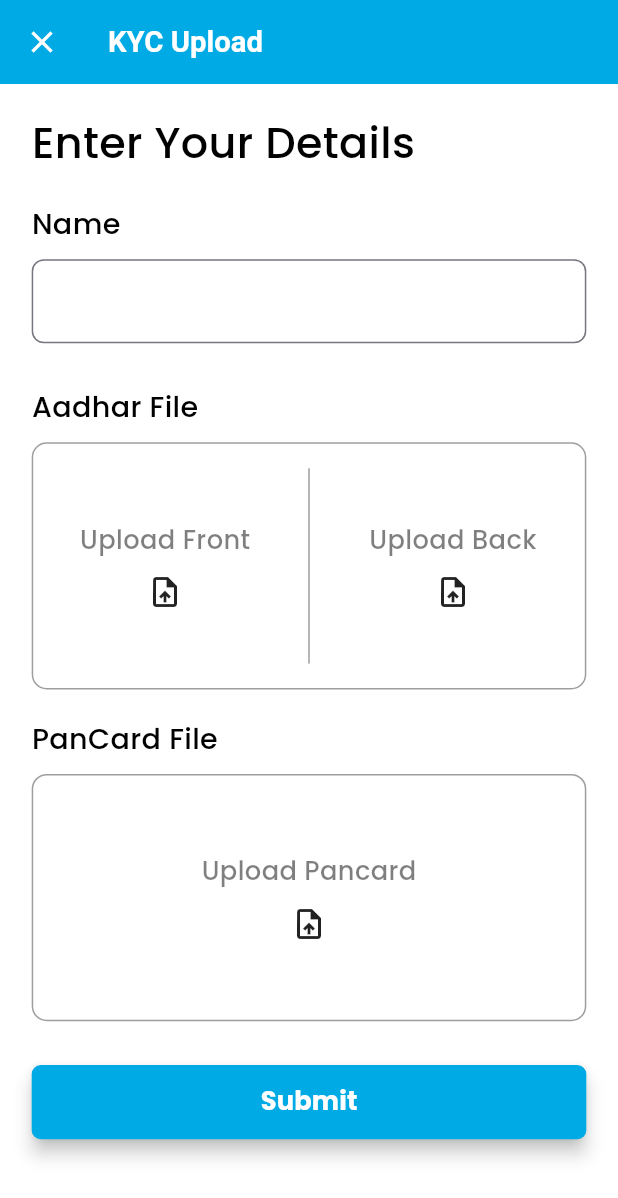
After one commit to pawanlayisfpl/srinivasa_crm_andriod, a Flutter app: the KycUploadScreen screen opened directly, on a phone screen of 412 x 824 dp. The commit adds this screen. Shown: the top 1198 px of the screen. Run offline on Flutter 3.47's test engine with Material 3 defaults, Android fonts, the phone set to English and light mode, and no system bars; our stand-ins replace bloc, connectivity_plus, dartz, dio, dropdown_search, file_picker and 25 more; missing offline and left inert: alphabet_scroll_view, flutter_polyline_points; accounts and stored records are empty; network calls fail; project files that could hold a hidden picture were left out.

Commit message:
kyc_upload_ui_done

```diff
--- a/lib/main.dart
+++ b/lib/main.dart
@@ -9,6 +9,7 @@ import 'package:srinivasa_crm_new/src/features/Customer/presentations/Checkin/cu
 import 'package:srinivasa_crm_new/src/features/Customer/presentations/Customer%20Create/presentation/cubit/customer_create_cubit.dart';
 import 'package:srinivasa_crm_new/src/features/Customer/presentations/Customer%20Full%20Details/cubit/customer_full_details_cubit.dart';
 import 'package:srinivasa_crm_new/src/features/Customer/presentations/Customer%20Search/presentation/cubit/search_customer_cubit.dart';
+import 'package:srinivasa_crm_new/src/features/Kyc/presentation/Kyc%20Upload/cubit/kyc_upload_cubit.dart';
 import 'package:srinivasa_crm_new/src/features/Kyc/presentation/cubit/kyc_cubit.dart';
 import 'package:srinivasa_crm_new/src/features/Monthly%20Plan/presentation/Create%20Monthly%20Plan/cubit/create_monthly_plan_cubit.dart';
 import 'package:srinivasa_crm_new/src/features/Monthly%20Plan/presentation/Monthly%20Plan%20PendingRequests/cubit/monthly_plan_pending_cubit.dart';
@@ -55,6 +56,7 @@ class MyApp extends StatelessWidget {
         BlocProvider(create: (_) => locator.get<UpdateMonthlyPlanCubit>()),
         BlocProvider(create: (_) => locator.get<CustomerCreateCubit>()),
         BlocProvider(create: (_) => locator.get<KycCubit>()),
+        BlocProvider(create: (_) => locator.get<KycUploadCubit>()),
       ],
       child: MaterialApp(
         navigatorKey: AppKeys.globalNavigatorKey,
--- a/lib/src/core/model/network exception/network_exception.dart
+++ b/lib/src/core/model/network exception/network_exception.dart
@@ -90,7 +90,7 @@ if (error.response?.statusCode == 401) {
         networkExceptions = const NetworkExceptions.sendTimeout();
         break;
       case DioExceptionType.badResponse:
-        networkExceptions =  NetworkExceptions.defaultError(error);
+        networkExceptions =  const NetworkExceptions.badRequest();
         break;
       case DioExceptionType.unknown:
         if (error.response?.statusCode == 401) {
--- a/lib/src/core/network/dio_client.dart
+++ b/lib/src/core/network/dio_client.dart
@@ -61,7 +61,7 @@ class DioClient {
       );
 
       return response;
-    } catch (e) {
+    } on DioException {
       rethrow;
     }
   }
--- a/lib/src/features/Customer/presentations/Customer Create/presentation/cubit/customer_create_cubit.dart
+++ b/lib/src/features/Customer/presentations/Customer Create/presentation/cubit/customer_create_cubit.dart
@@ -400,7 +400,7 @@ class CustomerCreateCubit extends Cubit<CustomerCreateState> {
 
 
     if(state.selectedDivisionModel != null && title != null &&  customerName.isNotEmpty  && phone.isNotEmpty && contactPerson.isNotEmpty && mobile.isNotEmpty && email.isNotEmpty && customerType != null &&  zone != null && assginedTo != null && country != null && stateModel != null && distirctModel != null && mandal.isNotEmpty && selectedCityValue != null && selectedLocalityValue != null && address.isNotEmpty && pincode.isNotEmpty ) {
-      CustomerCreatePostModel createPostModel = CustomerCreatePostModel(customerName: customerName, customerPhone: phone, title: title, contactPerson: contactPerson, mobile: mobile, email: email, additionalPhone: addationalPhone, primarySourceId: primarySource!.sourceId.toString(), zoneId: zone.zoneId ?? "0", customerType: customerType.toString() == "Commercial" ? true : false , creditLimit: creditLimit.toString(), addressLine2: addressLineTwo, mandal: mandal, districtId: distirctModel.districtId ?? "0", assignTo: assginedTo.id.toString(), divisionId: divisionModle!.divisionId.toString(), countryId: country.countryId.toString(), stateId: stateModel.stateId, cityId: selectedCityValue.cityId.toString(), localityId: selectedLocalityValue.localityId.toString(), address: address, pincode: pincode);
+      CustomerCreatePostModel createPostModel = CustomerCreatePostModel(customerName: customerName, customerPhone: phone, title: title.toLowerCase(), contactPerson: contactPerson, mobile: mobile, email: email, additionalPhone: addationalPhone, primarySourceId: primarySource!.sourceId.toString(), zoneId: zone.zoneId ?? "0", customerType: customerType.toString() == "Commercial" ? true : false , creditLimit: creditLimit.toString(), addressLine2: addressLineTwo, mandal: mandal, districtId: distirctModel.districtId ?? "0", assignTo: assginedTo.id.toString(), divisionId: divisionModle!.divisionId.toString(), countryId: country.countryId.toString(), stateId: stateModel.stateId, cityId: selectedCityValue.cityId.toString(), localityId: selectedLocalityValue.localityId.toString(), address: address, pincode: pincode);
     log(createPostModel.toJson().toString());
       await Future.delayed(const Duration(seconds: 2));
      emit(state.copyWith(isSubmitting: false,isSuccess: false));
--- a/lib/src/features/Dashbaord/presentations/screens/dashboard_screen.dart
+++ b/lib/src/features/Dashbaord/presentations/screens/dashboard_screen.dart
@@ -67,7 +67,7 @@ class _DashboardScreenState extends State<DashboardScreen> {
                 // await Workmanager().cancelAll();
                 // TODO: IMPLEENTED FAKE LAT AND LONG
                 PunchoutPostModel punchoutPostModel = PunchoutPostModel(latitude: 0.0.toString(), longitude: 0.0.toString());
-                await context.read<MarkAttendanceCubit>().punchOutLogic(punchoutPostModel: punchoutPostModel);
+                await context.read<MarkAttendanceCubit>().punchOutLogic(punchoutPostModel: punchoutPostModel, isLogoutClicked: true);
 
                 Fluttertoast.showToast(msg: "All Background services stopped");
               await  localstorge.sharedPreferences.clear();
--- /dev/null
+++ b/lib/src/features/Kyc/domain/model/kyc_remarks_field.dart
@@ -0,0 +1,16 @@
+import 'package:dartz/dartz.dart';
+
+import '../../../../core/model/Value Object/value_object.dart';
+import '../../../../core/model/value failure/value_failure.dart';
+class KycRemarksField extends ValueObject<String> {
+  @override
+  final Either<ValueFailure<String>, String> value;
+
+  factory KycRemarksField(String input) {
+    return KycRemarksField._(
+      Validators.validateStringNotEmpty(input),
+       );
+  }
+
+   KycRemarksField._(this.value);
+}
--- /dev/null
+++ b/lib/src/features/Kyc/presentation/Kyc Upload/cubit/kyc_upload_state.dart
@@ -0,0 +1,31 @@
+import 'package:file_picker/file_picker.dart';
+import 'package:freezed_annotation/freezed_annotation.dart';
+import 'package:srinivasa_crm_new/src/features/Kyc/domain/model/kyc_remarks_field.dart';
+
+part 'kyc_upload_state.freezed.dart';
+
+@freezed
+class KycUploadState with _$KycUploadState {
+  const factory KycUploadState({
+    required bool isLoading,
+    @Default(null) PlatformFile? adharFileFront,
+    @Default(null) PlatformFile? adharFileBack,
+    @Default(null) PlatformFile? panFile, // Already nullable, kept as is
+    required KycRemarksField remarksField,
+    @Default(false) bool isSubmitting,
+    @Default(false) bool isSuccess,
+    @Default(null) String? errorMessage,
+  }) = _KycUploadState;
+
+  factory KycUploadState.initial() => KycUploadState(
+        isLoading: false,
+        remarksField: KycRemarksField(''),
+        adharFileFront: null,
+        adharFileBack: null,
+        isSuccess : false,
+        errorMessage: null,
+
+
+        panFile: null,isSubmitting: false
+      );
+}
--- /dev/null
+++ b/lib/src/features/Kyc/presentation/Kyc Upload/screens/kyc_upload_screen.dart
@@ -0,0 +1,56 @@
+// ignore_for_file: public_member_api_docs, sort_constructors_first
+import 'package:flutter/material.dart';
+import 'package:flutter_bloc/flutter_bloc.dart';
+import 'package:srinivasa_crm_new/src/features/Kyc/presentation/Kyc%20Upload/cubit/kyc_upload_cubit.dart';
+
+import 'package:srinivasa_crm_new/src/features/Kyc/presentation/Kyc%20Upload/screens/widgets/kyc_upload_body_widget.dart';
+
+import '../../../domain/model/customer_kyu_model.dart';
+
+class KycUploadScreen extends StatefulWidget {
+    final CustomerKycModel? customerKycModel;
+
+  const KycUploadScreen({
+    Key? key,
+     this.customerKycModel,
+  }) : super(key: key);
+
+  @override
+  State<KycUploadScreen> createState() => _KycUploadScreenState();
+}
+
+class _KycUploadScreenState extends State<KycUploadScreen> {
+
+  @override
+  void initState() {
+    super.initState();
+    WidgetsBinding.instance.addPostFrameCallback( (t) async {
+      context.read<KycUploadCubit>().reset();
+    });
+  }
+  @override
+  Widget build(BuildContext context) {
+    return PopScope(
+      canPop: context.watch<KycUploadCubit>().state.isSubmitting ? false : true,
+
+      onPopInvoked: (value) async {
+
+      },
+
+      child: Scaffold(
+        appBar: AppBar(
+          leading:    IconButton(
+            icon: Icon(Icons.close),
+            onPressed: () {
+              Navigator.pop(context); // Closes the current screen
+            },
+          ),
+          title: const Text('KYC Upload'),
+        ),
+        body:  SafeArea(
+          child: KycUploadBodyWidget(customerKycModel: widget.customerKycModel,),
+        ),
+      ),
+    );
+  }
+}
--- /dev/null
+++ b/lib/src/features/Kyc/presentation/Kyc Upload/screens/widgets/kyc_upload_body_widget.dart
@@ -0,0 +1,128 @@
+// ignore_for_file: public_member_api_docs, sort_constructors_first
+import 'package:flutter/material.dart';
+import 'package:flutter_bloc/flutter_bloc.dart';
+import 'package:flutter_screenutil/flutter_screenutil.dart';
+import 'package:fluttertoast/fluttertoast.dart';
+import 'package:quickalert/quickalert.dart';
+
+import 'package:srinivasa_crm_new/src/common/common.dart';
+import 'package:srinivasa_crm_new/src/core/core.dart';
+import 'package:srinivasa_crm_new/src/features/Kyc/presentation/Kyc%20Upload/cubit/kyc_upload_cubit.dart';
+import 'package:srinivasa_crm_new/src/features/Kyc/presentation/Kyc%20Upload/screens/widgets/upload_contianer_widget.dart';
+
+import '../../../../domain/model/customer_kyu_model.dart';
+import '../../cubit/kyc_upload_state.dart';
+
+class KycUploadBodyWidget extends StatelessWidget {
+  final CustomerKycModel? customerKycModel;
+  const KycUploadBodyWidget({
+    Key? key,
+    required this.customerKycModel,
+  }) : super(key: key);
+
+  @override
+  Widget build(BuildContext context) {
+    return BlocListener<KycUploadCubit, KycUploadState>(
+      listenWhen: (previous, current) => previous.errorMessage != current.errorMessage || previous.isSubmitting != current.isSubmitting ||  previous.isSuccess != current.isSuccess,
+      listener: (context, state) {
+
+        if(state.isLoading) {
+          QuickAlert.show(context: context, type: QuickAlertType.loading, title: "Loading",barrierDismissible: false,confirmBtnColor: Colors.black);
+        }
+
+        if(state.isSubmitting) {
+          QuickAlert.show(context: context, type: QuickAlertType.loading, title: "Submitting",barrierDismissible: false,confirmBtnColor: Colors.black);
+        }
+
+        if(state.errorMessage != null) {
+          if(Navigator.canPop(context)) {
+            Navigator.pop(context);
+          }
+          QuickAlert.show(context: context, type: QuickAlertType.error, title: state.errorMessage,barrierDismissible: false,confirmBtnColor: Colors.black);
+        }
+
+
+        if(state.isSuccess) {
+          if(Navigator.canPop(context)) {
+            Navigator.pop(context);
+          }
+          if(context.mounted) {
+            Navigator.pop(context);
+          }
+          QuickAlert.show(context: context, type: QuickAlertType.success, title: "KYC Submitted Successfully",barrierDismissible: false,confirmBtnColor: Colors.black);
+        }
+
+      },
+      child: SingleChildScrollView(
+        child: Column(
+          mainAxisAlignment: MainAxisAlignment.center,
+          crossAxisAlignment: CrossAxisAlignment.start,
+          children: [
+            20.verticalSpace,
+            CommonTextWidget(
+              title: "Enter Your Details",
+              fontWeight: FontWeight.w500,
+              textSize: 30.sp,
+            ),
+            20.verticalSpace,
+            CommonTextWidget(
+              title: "Name",
+              fontWeight: FontWeight.w500,
+              textSize: 20.sp,
+            ),
+            10.verticalSpace,
+            CommonTextfield(
+              textEditingController: TextEditingController(text: customerKycModel?.customerName),
+              onChanged: (v) => {},
+              validator: (v) => {},
+              labelText: "",
+              hintText: "",
+              autovalidateMode: AutovalidateMode.disabled,
+              readOnly: true,
+            ),
+            30.verticalSpace,
+            // ADHAR CARD FILE
+            CommonTextWidget(
+              title: "Aadhar File",
+              fontWeight: FontWeight.w500,
+              textSize: 20.sp,
+            ),
+            10.verticalSpace,
+            UploadContainerWidget(
+                onAdharCardFrontUpload: () async {
+                  await context.read<KycUploadCubit>().getAdharFileFront();
+                },
+                onAdharCardBackUpload: () async {
+                  await context.read<KycUploadCubit>().getAdharFileBack();
+                },
+                onPanCardUpload: () {},
+                isAdharCardContainer: true),
+            20.verticalSpace,
+            // PANDCARD FILE START HERE
+            CommonTextWidget(
+              title: "PanCard File",
+              fontWeight: FontWeight.w500,
+              textSize: 20.sp,
+            ),
+            10.verticalSpace,
+            UploadContainerWidget(
+                onAdharCardFrontUpload: () {},
+                onAdharCardBackUpload: () {},
+                onPanCardUpload: () async {
+                  await context.read<KycUploadCubit>().getPanFile();
+                },
+                isAdharCardContainer: false),
+            // PANCARD FILE ENDS HERE
+            30.verticalSpace,
+            CommonButton(
+              callback: () {
+                context.read<KycUploadCubit>().submitKyc();
+              },
+              title: "Submit",
+            )
+          ],
+        ).withSymetricPadding(horizontalPadding: 20.w),
+      ),
+    );
+  }
+}
--- /dev/null
+++ b/lib/src/features/Kyc/presentation/Kyc Upload/screens/widgets/upload_contianer_widget.dart
@@ -0,0 +1,162 @@
+// ignore_for_file: public_member_api_docs, sort_constructors_first
+import 'dart:io';
+
+import 'package:flutter/material.dart';
+import 'package:flutter_bloc/flutter_bloc.dart';
+import 'package:flutter_screenutil/flutter_screenutil.dart';
+import 'package:srinivasa_crm_new/src/config/animations/routes/all_animate_routes.dart';
+
+import 'package:srinivasa_crm_new/src/config/config.dart';
+import 'package:srinivasa_crm_new/src/features/Kyc/presentation/Kyc%20Upload/screens/image_full_screen.dart';
+
+import '../../../../../../common/common.dart';
+import '../../cubit/kyc_upload_cubit.dart';
+import '../../cubit/kyc_upload_state.dart';
+
+class UploadContainerWidget extends StatelessWidget {
+  final VoidCallback onAdharCardFrontUpload;
+  final VoidCallback onAdharCardBackUpload;
+  final VoidCallback onPanCardUpload;
+  final bool isAdharCardContainer;
+  const UploadContainerWidget({
+    super.key,
+    required this.onAdharCardFrontUpload,
+    required this.onAdharCardBackUpload,
+    required this.onPanCardUpload,
+    required this.isAdharCardContainer,
+  });
+
+  @override
+  Widget build(BuildContext context) {
+    return BlocBuilder<KycUploadCubit, KycUploadState>(
+      builder: (context, state) {
+        return Container(
+          height: 0.2.sh,
+          width: 1.sw,
+          decoration: BoxDecoration(
+            border: Border.all(color: Colors.grey),
+            borderRadius: BorderRadius.circular(10),
+          ),
+          child: Row(
+            mainAxisAlignment: MainAxisAlignment.center,
+            children: [
+              // front side
+              Expanded(
+                  child:  state.panFile != null && isAdharCardContainer == false ? KycImageWidget(file: File(state.panFile!.path!), onTapFunction: () => context.read<KycUploadCubit>().removePanFile()) :
+
+
+                state.adharFileFront != null && isAdharCardContainer == true ? KycImageWidget(file: File(state.adharFileFront!.path!), onTapFunction: () { context.read<KycUploadCubit>().removeAdharFileFront(); },) :   InkWell(
+                splashColor: AppColors.primaryColor,
+                onTap: isAdharCardContainer == true
+                    ? onAdharCardFrontUpload
+                    : onPanCardUpload,
+                child: Column(
+                  mainAxisAlignment: MainAxisAlignment.center,
+                  crossAxisAlignment: CrossAxisAlignment.center,
+                  children: [
+                    CommonTextWidget(
+                      title: isAdharCardContainer == true
+                          ? "Upload Front"
+                          : "Upload Pancard",
+                      fontWeight: FontWeight.w500,
+                      textSize: 18.sp,
+                      textColor: Colors.black.withOpacity(0.5),
+                      maxLines: 1,
+                    ),
+                    10.verticalSpace,
+                    const Icon(Icons.upload_file),
+                  ],
+                ),
+              )),
+              isAdharCardContainer == true
+                  ? const FractionallySizedBox(
+                      heightFactor: 0.8,
+                      child: VerticalDivider(
+                        color: Colors.grey,
+                      ))
+                  : const SizedBox.shrink(),
+
+              // front side
+              isAdharCardContainer == true
+                  ? state.adharFileBack != null && isAdharCardContainer == true ? Expanded(child: KycImageWidget(file: File(state.adharFileBack!.path!), onTapFunction: () { context.read<KycUploadCubit>().removeAdharFileBack(); },))  : Expanded(
+                      child: InkWell(
+                      splashColor: AppColors.primaryColor,
+                      onTap: onAdharCardBackUpload,
+                      child: Column(
+                        mainAxisAlignment: MainAxisAlignment.center,
+                        crossAxisAlignment: CrossAxisAlignment.center,
+                        children: [
+                          CommonTextWidget(
+                            title: "Upload Back",
+                            fontWeight: FontWeight.w500,
+                            textSize: 18.sp,
+                            textColor: Colors.black.withOpacity(0.5),
+                            maxLines: 1,
+                          ),
+                          10.verticalSpace,
+                          const Icon(Icons.upload_file),
+                        ],
+                      ),
+                    ))
+                  : const SizedBox.shrink(),
+            ],
+          ),
+        );
+      },
+    );
+  }
+}
+
+
+
+class KycImageWidget extends StatelessWidget {
+  final File file;
+  final VoidCallback onTapFunction;
+  const KycImageWidget({
+    Key? key,
+    required this.file,
+    required this.onTapFunction,
+  }) : super(key: key);
+
+  @override
+  Widget build(BuildContext context) {
+    return FractionallySizedBox(
+        alignment: Alignment.center,
+      widthFactor: 1.0,heightFactor: 1.0 ,child: Center(
+        child: Stack(
+          children: [
+            Padding(
+               padding: EdgeInsets.symmetric(vertical: 5.h,horizontal: 5.w),
+              child: ClipRRect(
+                            borderRadius: BorderRadius.circular(8),
+                            child: GestureDetector(
+                              onTap: () {
+                                Navigator.push(context, ScaleRoute(screen: ImageFullScreen(file: file)));
+                              },
+                              child: Image.file(File(file.path),fit: BoxFit.fitWidth,))),
+            ),
+
+                          // POSITION WIDGET
+                            Positioned(
+          right: 2,
+          top: 2,
+          child: InkWell(
+            onTap: onTapFunction,
+            child: Container(
+              padding: EdgeInsets.all(6),
+              decoration: BoxDecoration(
+                color: Colors.red,
+                shape: BoxShape.circle,
+              ),
+              child: const Icon(
+                Icons.delete,
+                color: Colors.white,
+              ),
+            ),
+          ),
+        ),
+          ],
+        ),
+      ));
+  }
+}
--- a/lib/src/features/login/presentation/cubit/login_cubit.dart
+++ b/lib/src/features/login/presentation/cubit/login_cubit.dart
@@ -68,6 +68,8 @@ class LoginCubit extends Cubit<LoginState> {
           passwordField: PasswordField(password),
           isRememberMe: true,
         ));
+      }else {
+
       }
     }
 
--- a/lib/src/features/login/presentation/screens/login_screen.dart
+++ b/lib/src/features/login/presentation/screens/login_screen.dart
@@ -26,10 +26,10 @@ class _LoginScreenState extends State<LoginScreen> {
   void initState() {
     super.initState();
     WidgetsBinding.instance.addPostFrameCallback((timeStamp) async {
-      String? token = locator.get<KeyValueStorage>().sharedPreferences.getString(KeyValueStrings.token);
+      String? token =   locator.get<KeyValueStorage>().sharedPreferences.getString(KeyValueStrings.token);
 
       if(token != null) {
-        Navigator.pushReplacement(context, MaterialPageRoute(builder: (c) => const MarkAttendanceScreen(isCheckedInScreen: true,)));
+     await   Navigator.pushReplacement(context, MaterialPageRoute(builder: (c) => const MarkAttendanceScreen(isCheckedInScreen: true,)));
       }else {
      await context.read<LoginCubit>().getInitialValues();
 
--- a/lib/src/features/mark attendance/presentations/cubit/cubit/mark_attendance_cubit.dart
+++ b/lib/src/features/mark attendance/presentations/cubit/cubit/mark_attendance_cubit.dart
@@ -63,7 +63,7 @@ class MarkAttendanceCubit extends Cubit<MarkAttendanceState> {
 
 
    // PUNCHOUT LOGIC
-  Future<void> punchOutLogic({required PunchoutPostModel punchoutPostModel}) async {
+  Future<void> punchOutLogic({required PunchoutPostModel punchoutPostModel,bool? isLogoutClicked}) async {
     emit(state.copyWith(isSubmitting: true,punchInFailure: false,punchInSuccess: false,punchOutSuccess: false,loading: false,loaded: false));
     await Future.delayed(const Duration(seconds: 1));
     final result = await punchOutUseCase.execute(punchoutPostModel: punchoutPostModel);
@@ -73,6 +73,9 @@ class MarkAttendanceCubit extends Cubit<MarkAttendanceState> {
    }, (r) async {
 
     emit(state.copyWith(isSubmitting: false, punchOutSuccess: true, apiFailModel: null,loading: false,loaded: false,));
+        if(isLogoutClicked != null && isLogoutClicked == true) {
+        return;
+        }
        await getLastPunchInOutData();
    });
   }
```
Also changed, not shown: lib/src/features/Kyc/presentation/Kyc Upload/cubit/kyc_upload_cubit.dart (added, +77 -0 lines), lib/src/features/Kyc/presentation/Kyc Upload/screens/image_full_screen.dart (added, +27 -0 lines), lib/src/features/Kyc/presentation/screens/widget/kyc_pending_card_widget.dart (+8 -1 lines), lib/src/config/locator/service_locator.config.dart, lib/src/features/Kyc/presentation/Kyc Upload/cubit/kyc_upload_state.freezed.dart (added).
